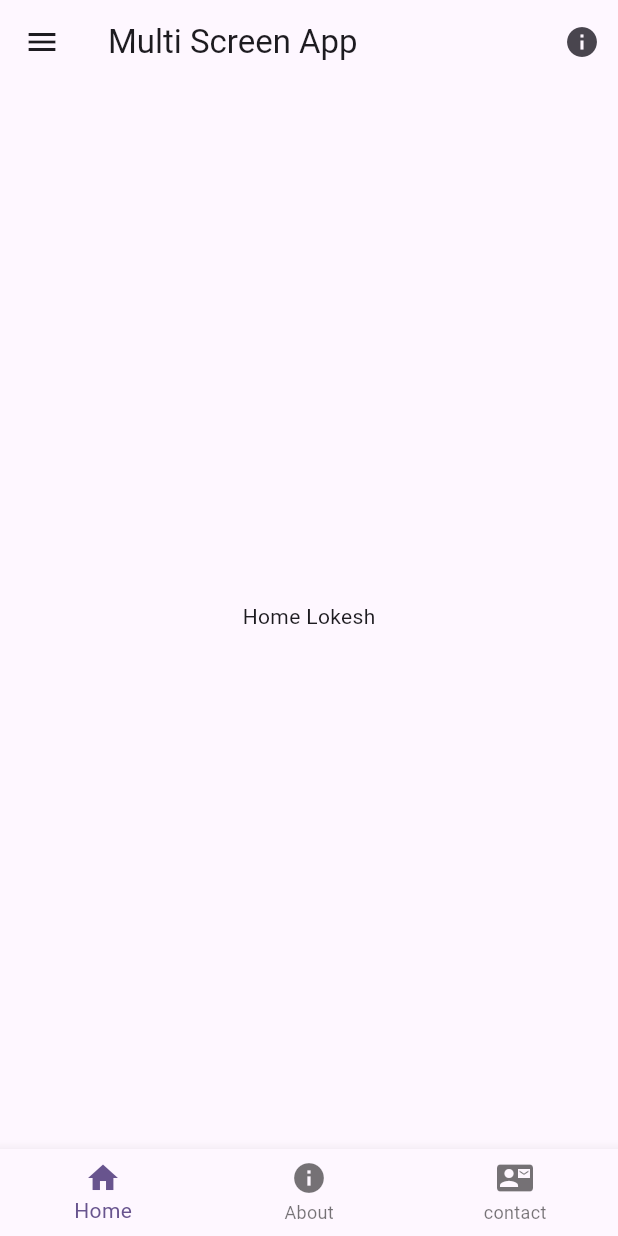
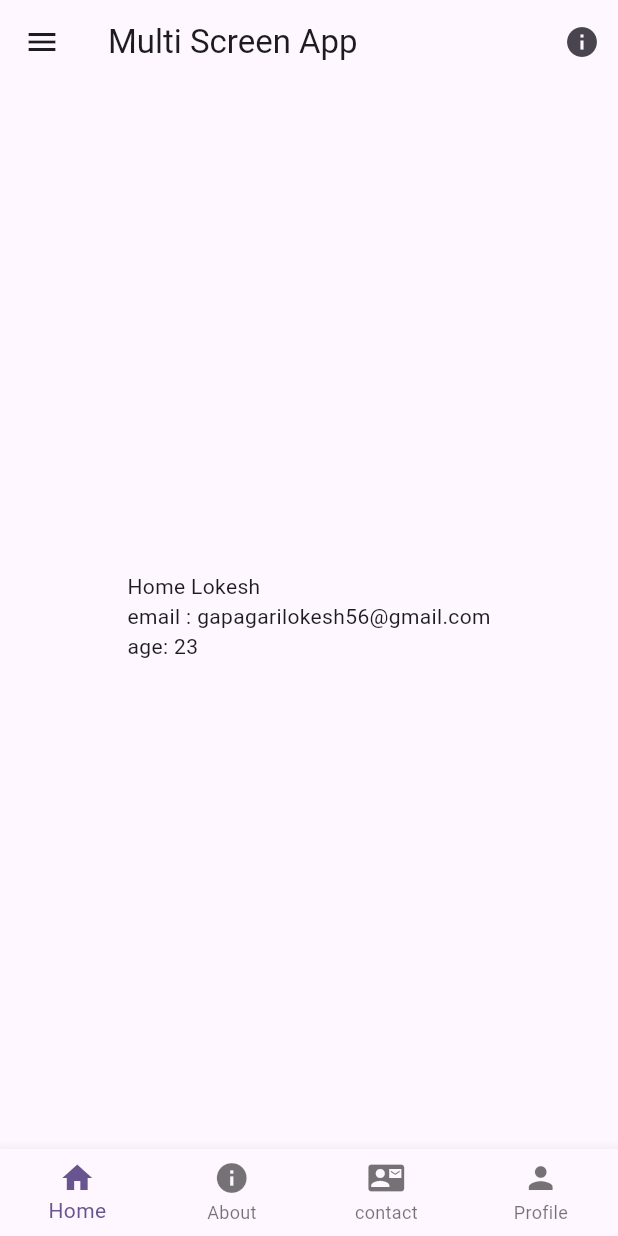
Before and after one commit to teens-dev/flutter-dev, a Flutter app: the screen it shows after launch, on a phone screen of 412 x 824 dp. Run offline on Flutter 3.47's test engine with Material 3 defaults, Android fonts, the phone set to English and light mode, and no system bars.

Commit message:
some more tasks completed

```diff
--- a/lib/About.dart
+++ b/lib/About.dart
@@ -1,12 +1,14 @@
 import 'package:flutter/material.dart';
 class AboutScreen extends StatelessWidget {
   final String username;
-  const AboutScreen({super.key,required this.username});
+  final String email;
+  final int age;
+  const AboutScreen({super.key,required this.username,required this.email,required this.age});
 
   @override
   Widget build(BuildContext context) {
     return Center(
-      child: Text("Home ${username}"),
+      child: Text("About ${username}\nemail : ${email}\nage: ${age}"),
     );
   }
 }
--- a/lib/Home.dart
+++ b/lib/Home.dart
@@ -1,12 +1,16 @@
 import 'package:flutter/material.dart';
 class HomeScreen extends StatelessWidget {
   final String username;
-  const HomeScreen({super.key,required this.username});
+  final String email;
+  final int age;
+  const HomeScreen({super.key,required this.username,required this.email,required this.age});
 
   @override
   Widget build(BuildContext context) {
     return Center(
-      child: Text("Home ${username}"),
+      child: Text("Home ${username}\nemail : ${email}\nage: ${age}"),
+
+
     );
   }
 }
--- a/lib/contact.dart
+++ b/lib/contact.dart
@@ -1,12 +1,14 @@
 import 'package:flutter/material.dart';
 class ContactScreen extends StatelessWidget {
   final String username;
-  const ContactScreen({super.key,required this.username});
+  final String email;
+  final int age;
+  const ContactScreen({super.key,required this.username,required this.email,required this.age});
 
   @override
   Widget build(BuildContext context) {
     return Center(
-      child: Text("Home ${username}"),
+      child: Text("Contact ${username}\nemail : ${email}\nage: ${age}"),
     );
   }
 }
--- a/lib/main.dart
+++ b/lib/main.dart
@@ -2,6 +2,7 @@ import 'package:flutter/material.dart';
 import 'package:navigation/About.dart';
 import 'package:navigation/Home.dart';
 import 'package:navigation/contact.dart';
+import 'package:navigation/Profile.dart';
 
 void main() {
   runApp(const MyApp());
@@ -9,6 +10,8 @@ void main() {
 
 class MyApp extends StatelessWidget {
   final String username="Lokesh";
+  final String email="gapagarilokesh56@gmail.com";
+  final int age=23;
   const MyApp({super.key});
 
   // This widget is the root of your application.
@@ -18,15 +21,18 @@ class MyApp extends StatelessWidget {
       debugShowCheckedModeBanner: false,
       title: 'Flutter Demo',
       theme: ThemeData(
-        colorScheme: .fromSeed(seedColor: Colors.deepPurple),
+        colorScheme: ColorScheme.fromSeed(seedColor: Colors.deepPurple),
+
       ),
-      home:MainScreen(username: username),
+      home:MainScreen(username: username,email: email,age: age,),
     );
   }
 }
 class MainScreen extends StatefulWidget {
   final String username;
-  const MainScreen({super.key,required this.username});
+  final String email;
+  final int age;
+  const MainScreen({super.key,required this.username,required this.email,required this.age});
 
   @override
   State<MainScreen> createState() => _MainScreenState();
@@ -37,16 +43,18 @@ class _MainScreenState extends State<MainScreen> {
   @override
   Widget build(BuildContext context) {
     List pages=[
-      HomeScreen(username:widget.username),
-      AboutScreen(username:widget.username),
-      ContactScreen(username:widget.username),
+      HomeScreen(username:widget.username,email: widget.email,age: widget.age),
+      AboutScreen(username:widget.username,email: widget.email,age: widget.age),
+      ContactScreen(username:widget.username,email: widget.email,age: widget.age),
+      ProfileScreen(username:widget.username,email: widget.email,age: widget.age),
+
     ];
     return Scaffold(
       appBar: AppBar(
         title: Text("Multi Screen App"),
         actions: [
           IconButton(onPressed: (){
-            Navigator.push(context, MaterialPageRoute(builder: (context)=>AboutScreen(username:widget.username)));
+            Navigator.push(context, MaterialPageRoute(builder: (context)=>AboutScreen(username:widget.username,email: widget.email,age:widget.age,)));
           }, icon: Icon(Icons.info))
         ],
       ),
@@ -65,6 +73,7 @@ class _MainScreenState extends State<MainScreen> {
                   currentIndex =0;
                 });
                 Navigator.pop(context);
+                ScaffoldMessenger.of(context).showSnackBar(SnackBar(content: Text("Welcom to the HomeScreen ${widget.username}"),duration: Duration(seconds: 2),));
               },
             ),
             ListTile(
@@ -86,22 +95,49 @@ class _MainScreenState extends State<MainScreen> {
                 });
                 Navigator.pop(context);
               },
+            ),
+            ListTile(
+              leading: Icon(Icons.person),
+              title: Text('Profile'),
+              onTap: (){
+                setState(() {
+                  currentIndex=3;
+                });
+              },
+            ),
+            ListTile(
+              leading: Icon(Icons.logout),
+              title:Text('Log out'),
+              onTap: (){
+                setState(() {
+                  currentIndex=0;
+                });
+                Navigator.pop(context);
+               // Navigator.pushReplacement(context, MaterialPageRoute(builder:(context)=>HomeScreen(username: widget.username, email: widget.email, age: widget.age)));
+              },
             )
 
           ],
         )
       ),
       body: pages[currentIndex],
+
       bottomNavigationBar: BottomNavigationBar(
-        onTap: (index){
+          type: BottomNavigationBarType.fixed,
+          currentIndex: currentIndex,
+
+          onTap: (index){
           setState(() {
             currentIndex=index;
           });
-        },
+          ScaffoldMessenger.of(context).showSnackBar(SnackBar(content: Text("Welcome to the ${currentIndex+1} ${widget.username}"),duration: Duration(seconds: 2),));
+
+          },
           items: const[
-        BottomNavigationBarItem(icon: Icon(Icons.home),label:"Home"),
+        BottomNavigationBarItem(icon: Icon(Icons.home),label:"Home",),
             BottomNavigationBarItem(icon: Icon(Icons.info),label: "About"),
             BottomNavigationBarItem(icon: Icon(Icons.contact_mail),label: "contact"),
+            BottomNavigationBarItem(icon: Icon(Icons.person),label: "Profile"),
       ]),
 
     );
```
